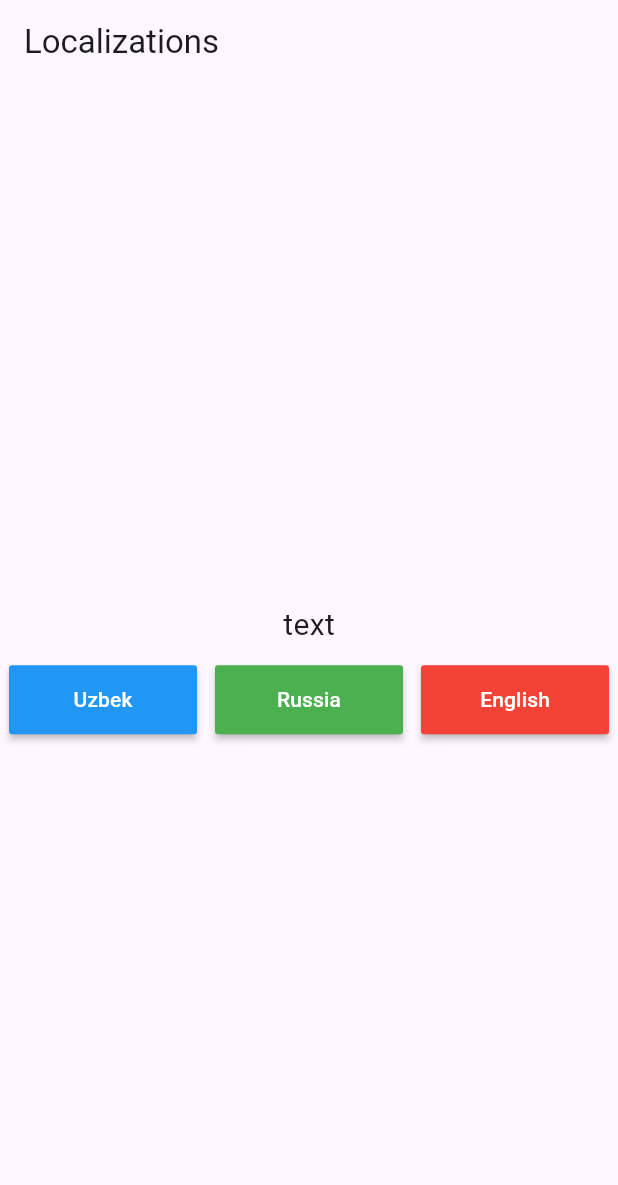
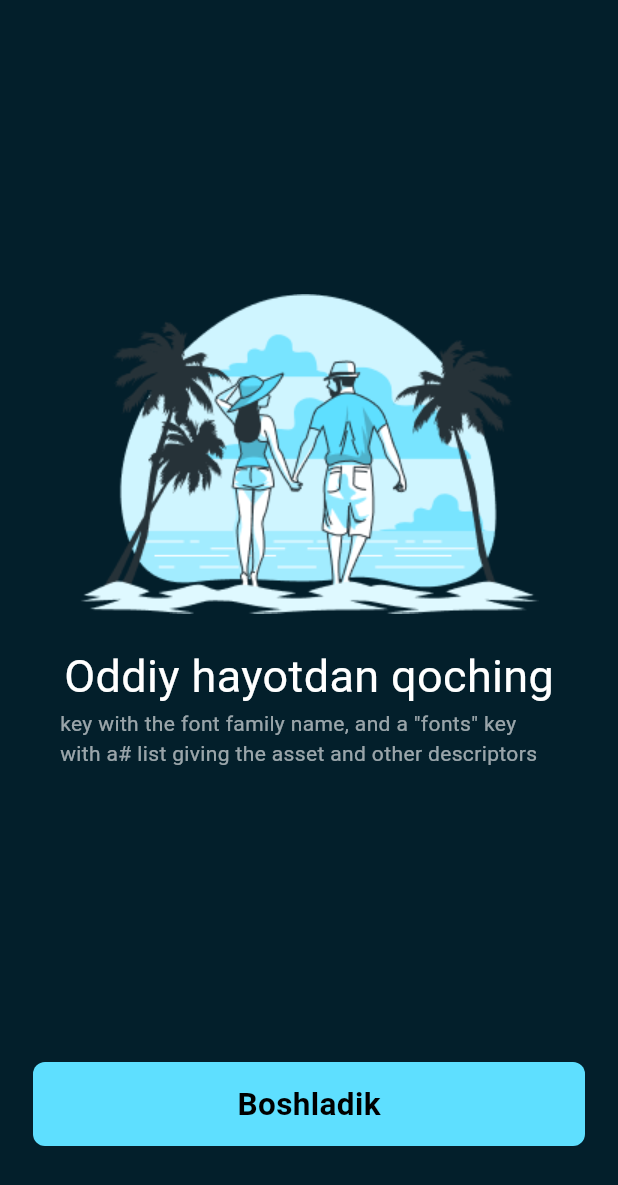
Before and after one commit to bahromnematov/easy_localization1, a Flutter app: the screen it shows after launch, on a phone screen of 412 x 824 dp. Shown: the top 1185 px of the screen. Run offline on Flutter 3.47's test engine with Material 3 defaults, Android fonts, the light colour scheme and no system bars; our stand-ins replace easy_localization.

Commit message:
upload ui home and intro page

```diff
--- a/assets/translations/en-US.json
+++ b/assets/translations/en-US.json
@@ -1,3 +1,4 @@
 {
   "text": "You can also do nested anonymous and named arguments inside the linked messages.",
+  "text2": "Localizations"
 }
--- /dev/null
+++ b/assets/translations/ja-JP.json
@@ -0,0 +1,4 @@
+{
+  "text": "リンクされたメッセージ内に匿名引数と名前付き引数を配置することもできます。",
+  "text2": "ローカリゼーション"
+}
--- /dev/null
+++ b/assets/translations/ko-KR.json
@@ -0,0 +1,4 @@
+{
+  "text": "이것은 вложенные анонимные 및 именованные arguмеntы внутри связанных сообчений입니다.",
+  "text2": "현지화"
+}
--- a/assets/translations/ru-RU.json
+++ /dev/null
@@ -1,3 +0,0 @@
-{
-  "text": "Вы также можете использовать вложенные анонимные и именованные аргументы внутри связанных сообщений."
-}
--- a/assets/translations/uz-UZ.json
+++ /dev/null
@@ -1,3 +0,0 @@
-{
-  "text": "Shuningdek, siz bog'langan xabarlar ichiga anonim va nomlangan argumentlarni joylashtirishingiz mumkin."
-}
--- a/lib/home_page.dart
+++ b/lib/home_page.dart
@@ -13,7 +13,7 @@ class _HomePageState extends State<HomePage> {
   Widget build(BuildContext context) {
     return Scaffold(
       appBar: AppBar(
-        title: Text("Localizations"),
+        title: Text("text2".tr()),
       ),
       body: Column(
         mainAxisAlignment: MainAxisAlignment.center,
@@ -21,7 +21,7 @@ class _HomePageState extends State<HomePage> {
           Container(
             padding: EdgeInsets.all(12),
             child: Text(
-                "text".tr(),
+              "text".tr(),
               style: TextStyle(fontSize: 20),
             ),
           ),
@@ -34,10 +34,10 @@ class _HomePageState extends State<HomePage> {
                 child: MaterialButton(
                   color: Colors.blue,
                   onPressed: () {
-                    context.setLocale(Locale('uz', 'UZ'));
+                    context.setLocale(Locale('en', 'US'));
                   },
                   child: Text(
-                    "Uzbek",
+                    "English",
                     style: TextStyle(color: Colors.white),
                   ),
                 ),
@@ -49,10 +49,10 @@ class _HomePageState extends State<HomePage> {
                 child: MaterialButton(
                   color: Colors.green,
                   onPressed: () {
-                    context.setLocale(Locale('ru', 'RU'));
+                    context.setLocale(Locale('ja', 'JP'));
                   },
                   child: Text(
-                    "Russia",
+                    "Yapon",
                     style: TextStyle(color: Colors.white),
                   ),
                 ),
@@ -64,10 +64,10 @@ class _HomePageState extends State<HomePage> {
                 child: MaterialButton(
                   color: Colors.red,
                   onPressed: () {
-                    context.setLocale(Locale('en', 'US'));
+                    context.setLocale(Locale('ko', 'KR'));
                   },
                   child: Text(
-                    "English",
+                    "Korea",
                     style: TextStyle(color: Colors.white),
                   ),
                 ),
--- a/lib/main.dart
+++ b/lib/main.dart
@@ -1,4 +1,7 @@
 import 'package:easy_localization1/home_page.dart';
+import 'package:easy_localization1/pages/info_page.dart';
+import 'package:easy_localization1/pages/intro_page.dart';
+import 'package:easy_localization1/pages/main_page.dart';
 import 'package:flutter/material.dart';
 import 'package:easy_localization/easy_localization.dart';
 
@@ -10,12 +13,12 @@ void main() async {
     EasyLocalization(
         supportedLocales: [
           Locale('en', 'US'),
-          Locale('ru', 'RU'),
-          Locale('uz', 'UZ')
+          Locale('ja', 'JP'),
+          Locale('ko', 'KR')
         ],
         path: 'assets/translations',
         // <-- change the path of the translation files
-        fallbackLocale: Locale('uz', 'UZ'),
+        fallbackLocale: Locale('en', 'US'),
         saveLocale: true,
         child: MyApp()),
   );
@@ -25,9 +28,16 @@ class MyApp extends StatelessWidget {
   @override
   Widget build(BuildContext context) {
     return MaterialApp(
+      debugShowCheckedModeBanner: false,
         localizationsDelegates: context.localizationDelegates,
         supportedLocales: context.supportedLocales,
         locale: context.locale,
-        home: HomePage());
+        home: IntroPage(),
+      routes: {
+          IntroPage.id:(context)=>IntroPage(),
+          MainPage.id:(context)=>MainPage(),
+      },
+
+    );
   }
 }
--- /dev/null
+++ b/lib/pages/intro_page.dart
@@ -0,0 +1,68 @@
+import 'package:easy_localization1/pages/main_page.dart';
+import 'package:flutter/material.dart';
+
+class IntroPage extends StatefulWidget {
+  static final String id="intro_page";
+  const IntroPage({super.key});
+
+  @override
+  State<IntroPage> createState() => _IntroPageState();
+}
+
+class _IntroPageState extends State<IntroPage> {
+  @override
+  Widget build(BuildContext context) {
+    return Scaffold(
+      backgroundColor: Color(0xFF031F2B),
+      body: Column(
+        children: [
+          Expanded(
+              child: Container(
+            padding: EdgeInsets.symmetric(horizontal: 40),
+            child: Column(
+              mainAxisAlignment: MainAxisAlignment.center,
+              children: [
+                Image.asset("assets/intro.jpg"),
+                SizedBox(
+                  height: 20,
+                ),
+                Text(
+                  "Oddiy hayotdan qoching",
+                  style: TextStyle(color: Colors.white, fontSize: 30),
+                ),
+                Text(
+                  'key with the font family name, and a "fonts" key with a# list giving the asset and other descriptors',
+                  style: TextStyle(color: Colors.white.withOpacity(0.6)),
+                )
+              ],
+            ),
+          )),
+          InkWell(
+            onTap: () {
+              Navigator.pushReplacementNamed(context, MainPage.id);
+            },
+            child: Container(
+              height: 56,
+              margin: EdgeInsets.only(left: 22, right: 22, bottom: 20),
+              decoration: BoxDecoration(
+                  color: Color(0xFF5EDFFF),
+                  borderRadius: BorderRadius.circular(8)),
+              child: Center(
+                child: Text(
+                  "Boshladik",
+                  style: TextStyle(
+                      color: Colors.black,
+                      fontWeight: FontWeight.w700,
+                      fontSize: 21),
+                ),
+              ),
+            ),
+          ),
+          SizedBox(
+            height: 40,
+          ),
+        ],
+      ),
+    );
+  }
+}
--- a/pubspec.yaml
+++ b/pubspec.yaml
@@ -62,6 +62,7 @@ flutter:
   # To add assets to your application, add an assets section, like this:
   assets:
      - assets/translations/
+     - assets/
   #   - images/a_dot_ham.jpeg
 
   # An image asset can refer to one or more resolution-specific "variants", see
```
Also changed, not shown: lib/pages/main_page.dart (added, +146 -0 lines), assets/1.png (added), assets/2.png (added), assets/3.png (added), assets/intro.jpg (added), lib/pages/info_page.dart (added), lib/pages/settings_page.dart (added).
